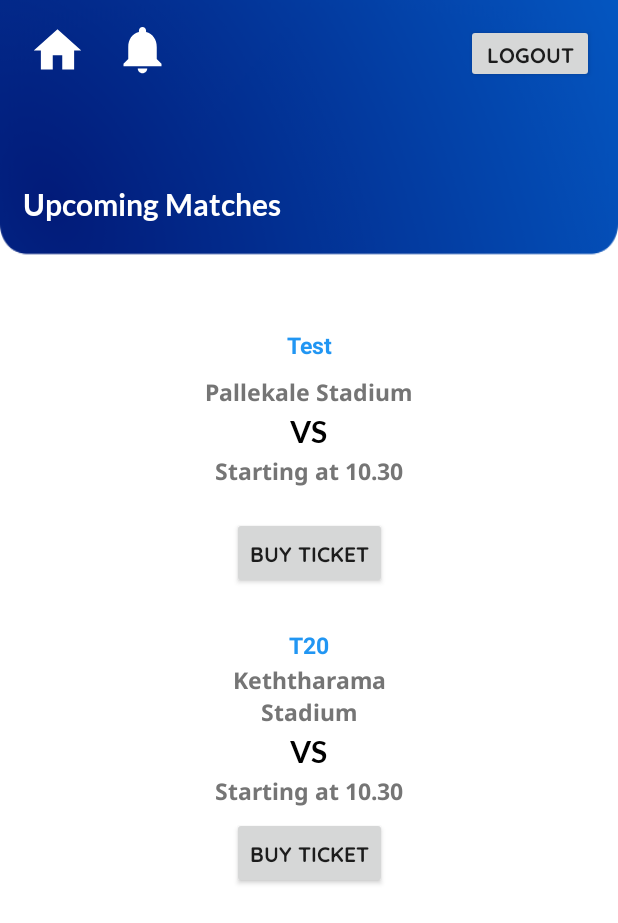
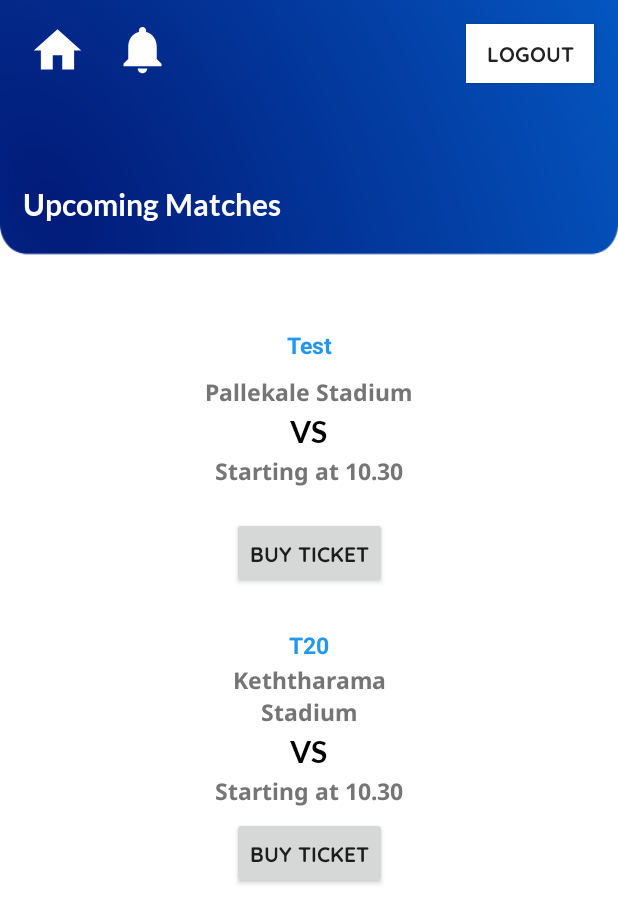
Before and after one commit to YuvinR/UEE_SL_Cricket, an Android app: the Upcoming_Matches screen opened directly, with no data from a screen before it, on a phone screen of 412 x 824 dp. Shown: the top 923 px of the screen. Run offline under Robolectric (Android 15) with nearby library versions, the phone set to English and light mode, and no system bars; Roboto replaces fonts that are not available here.

Commit message:
changing the opening page

```diff
--- a/app/src/main/java/com/example/uee_sl_cricket/MainActivity.java
+++ b/app/src/main/java/com/example/uee_sl_cricket/MainActivity.java
@@ -35,7 +35,7 @@ public class MainActivity extends AppCompatActivity {
 
 
     public void rateUs(View view) {
-        Intent intent = new Intent(this, rate_us.class);
+        Intent intent = new Intent(this, contact_us.class);
         startActivity(intent);
     }
 }
--- a/app/src/main/res/layout/activity_upcoming__matches.xml
+++ b/app/src/main/res/layout/activity_upcoming__matches.xml
@@ -45,7 +45,8 @@
         app:layout_constraintHorizontal_bias="0.95"
         app:layout_constraintStart_toStartOf="parent"
         app:layout_constraintTop_toTopOf="parent"
-        app:layout_constraintVertical_bias="0.02" />
+        app:layout_constraintVertical_bias="0.02"
+        android:background="@color/white"/>
 
     <TextView
         android:id="@+id/textView6"
```
